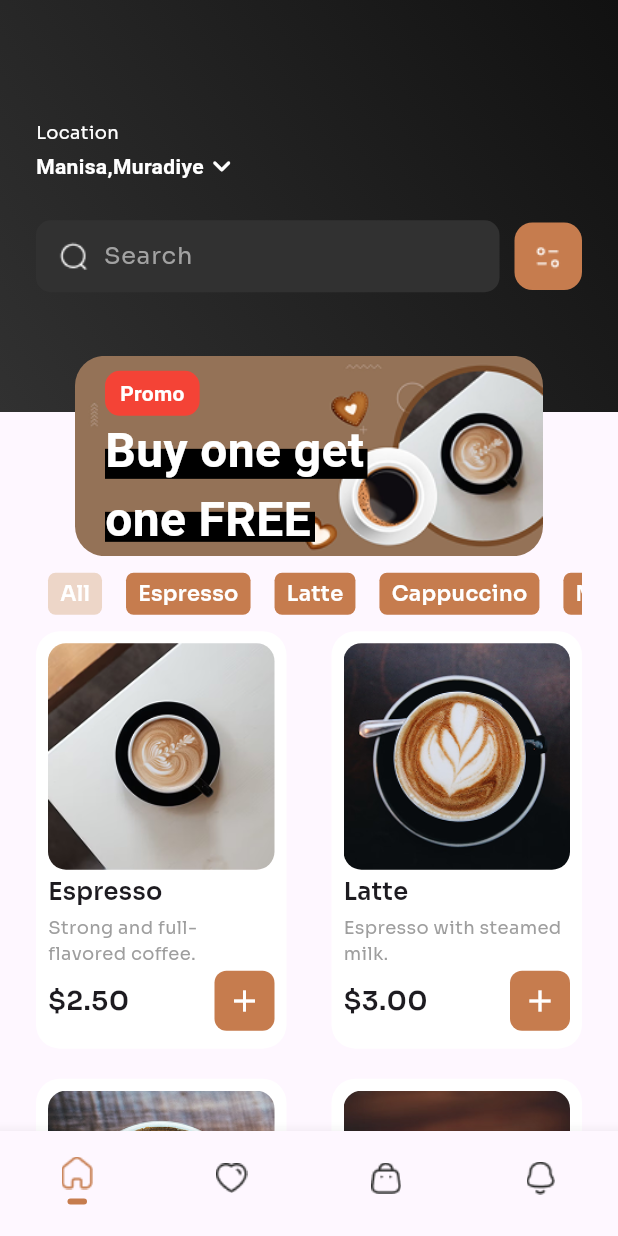
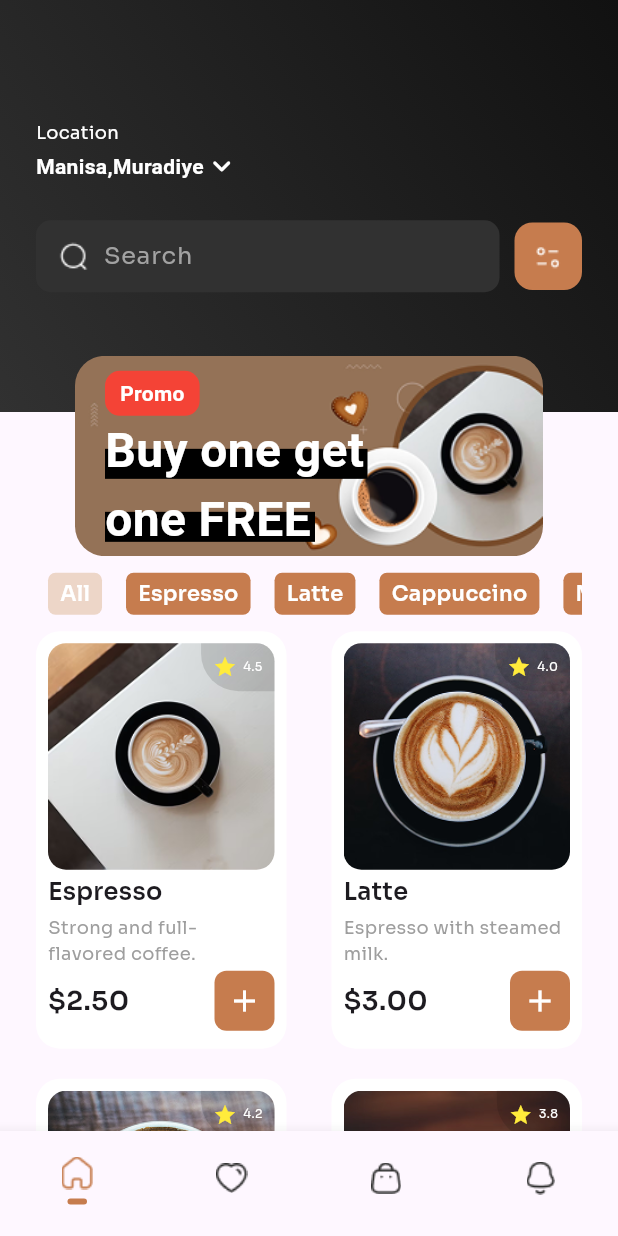
Before and after one commit to npcBerk/coffee_shop, a Flutter app: the screen it shows after launch, on a phone screen of 412 x 824 dp. Run offline on Flutter 3.47's test engine with Material 3 defaults, Android fonts, the phone set to English and light mode, and no system bars; our stand-ins replace flutter_riverpod, freezed_annotation, google_fonts, hexcolor.

Commit message:
Closes #5. Created CategoryModel. Create coffee item rating variable.

```diff
--- /dev/null
+++ b/lib/data/models/category_model.dart
@@ -0,0 +1,12 @@
+import 'package:freezed_annotation/freezed_annotation.dart';
+
+part 'category_model.freezed.dart';
+part 'category_model.g.dart';
+
+@freezed
+class CategoryModel with _$CategoryModel {
+  const factory CategoryModel({int? id, String? title}) = _CategoryModel;
+
+  factory CategoryModel.fromJson(Map<String, dynamic> json) =>
+      _$CategoryModelFromJson(json);
+}
--- a/lib/data/models/coffee_model.dart
+++ b/lib/data/models/coffee_model.dart
@@ -1,3 +1,4 @@
+import 'package:coffee_shop/data/models/category_model.dart';
 import 'package:freezed_annotation/freezed_annotation.dart';
 
 part 'coffee_model.freezed.dart';
@@ -11,8 +12,9 @@ class CoffeeModel with _$CoffeeModel {
     int? id,
     String? title,
     String? description,
-    String? category,
+    CategoryModel? category,
     double? price,
+    double? rating,
     String? imageUrl,
   }) = _CoffeeModel;
 
--- a/lib/data/seeds/test_seed.dart
+++ b/lib/data/seeds/test_seed.dart
@@ -1,3 +1,4 @@
+import 'package:coffee_shop/data/models/category_model.dart';
 import 'package:coffee_shop/data/models/coffee_model.dart';
 
 class TestSeed {
@@ -7,81 +8,91 @@ class TestSeed {
         id: 1,
         title: 'Espresso',
         description: 'Strong and full-flavored coffee.',
-        category: 'Espresso',
+        category: CategoryModel(id: 1, title: 'Espresso'),
         price: 2.5,
         imageUrl: 'lib/core/assets/images/img_coffee_1.png',
+        rating: 4.5,
       ),
       CoffeeModel(
         id: 2,
         title: 'Latte',
         description: 'Espresso with steamed milk.',
-        category: 'Latte',
+        category: CategoryModel(id: 2, title: 'Latte'),
         price: 3.0,
         imageUrl: 'lib/core/assets/images/img_coffee_2.png',
+        rating: 4.0,
       ),
       CoffeeModel(
         id: 3,
         title: 'Cappuccino',
         description: 'Espresso with milk foam.',
-        category: 'Cappuccino',
+        category: CategoryModel(id: 3, title: 'Cappuccino'),
         price: 3.5,
         imageUrl: 'lib/core/assets/images/img_coffee_3.png',
+        rating: 4.2,
       ),
       CoffeeModel(
         id: 4,
         title: 'Americano',
         description: 'Espresso with hot water.',
-        category: 'Mocha',
+        category: CategoryModel(id: 4, title: 'Mocha'),
         price: 2.0,
         imageUrl: 'lib/core/assets/images/img_coffee_4.png',
+        rating: 3.8,
       ),
       CoffeeModel(
         id: 5,
         title: 'Mocha',
         description: 'Chocolate-flavored latte.',
-        category: 'Espresso',
+        category: CategoryModel(id: 5, title: 'Espresso'),
         price: 3.5,
         imageUrl: 'lib/core/assets/images/img_coffee_5.png',
+        rating: 4.3,
       ),
       CoffeeModel(
         id: 6,
         title: 'Macchiato',
         description: 'Espresso with foamed milk.',
-        category: 'Espresso',
+        category: CategoryModel(id: 6, title: 'Espresso'),
         price: 3.0,
         imageUrl: 'lib/core/assets/images/img_coffee_1.png',
+        rating: 4.1,
       ),
       CoffeeModel(
         id: 7,
         title: 'Flat White',
         description: 'Espresso with microfoam.',
-        category: 'Espresso',
+        category: CategoryModel(id: 7, title: 'Espresso'),
         price: 3.0,
         imageUrl: 'lib/core/assets/images/img_coffee_2.png',
+        rating: 4.0,
       ),
       CoffeeModel(
         id: 8,
         title: 'Affogato',
         description: 'Espresso over ice cream.',
-        category: 'Espresso',
+        category: CategoryModel(id: 8, title: 'Espresso'),
         price: 4.0,
         imageUrl: 'lib/core/assets/images/img_coffee_3.png',
+        rating: 4.7,
       ),
       CoffeeModel(
         id: 9,
         title: 'Irish Coffee',
         description: 'Coffee with whiskey and cream.',
-        category: 'Specialty',
+        category: CategoryModel(id: 9, title: 'Specialty'),
         price: 5.0,
         imageUrl: 'lib/core/assets/images/img_coffee_4.png',
+        rating: 4.6,
       ),
       CoffeeModel(
         id: 10,
         title: 'Turkish Coffee',
         description: 'Finely ground coffee.',
-        category: 'Traditional',
+        category: CategoryModel(id: 10, title: 'Traditional'),
         price: 2.5,
         imageUrl: 'lib/core/assets/images/img_coffee_5.png',
+        rating: 4.4,
       ),
     ];
   }
--- a/lib/presentation/screens/home_screen.dart
+++ b/lib/presentation/screens/home_screen.dart
@@ -62,7 +62,8 @@ class HomeScreen extends StatelessWidget {
                               coffees
                                   .where(
                                     (element) =>
-                                        element.category == selectedCategory ||
+                                        element.category?.title ==
+                                            selectedCategory ||
                                         selectedCategory == "All",
                                   )
                                   .toList();
@@ -129,7 +130,10 @@ class BottomNavigationBarWidget extends ConsumerWidget {
         _navItem("lib/core/assets/icons/ico_home.png", selectedIndex == 0),
         _navItem("lib/core/assets/icons/ico_favorites.png", selectedIndex == 1),
         _navItem("lib/core/assets/icons/ico_bag.png", selectedIndex == 2),
-        _navItem("lib/core/assets/icons/ico_notification.png", selectedIndex == 3),
+        _navItem(
+          "lib/core/assets/icons/ico_notification.png",
+          selectedIndex == 3,
+        ),
       ],
     );
   }
--- a/lib/presentation/widgets/coffee_item.dart
+++ b/lib/presentation/widgets/coffee_item.dart
@@ -20,9 +20,40 @@ class CoffeeItem extends StatelessWidget {
           mainAxisAlignment: MainAxisAlignment.spaceBetween,
           crossAxisAlignment: CrossAxisAlignment.start,
           children: [
-            ClipRRect(
-              borderRadius: BorderRadius.circular(12),
-              child: Image.asset(coffee.imageUrl ?? '', fit: BoxFit.cover),
+            Stack(
+              children: [
+                ClipRRect(
+                  borderRadius: BorderRadius.circular(12),
+                  child: Image.asset(coffee.imageUrl ?? '', fit: BoxFit.cover),
+                ),
+                Positioned(
+                  top: 0,
+                  right: 0,
+                  child: Container(
+                    padding: const EdgeInsets.all(8),
+                    decoration: BoxDecoration(
+                      color: Colors.black12,
+                      borderRadius: BorderRadius.only(
+                        bottomLeft: Radius.circular(25),
+                        topRight: Radius.circular(12),
+                      ),
+                    ),
+                    child: Row(
+                      children: [
+                        Icon(Icons.star, color: Colors.yellow, size: 16),
+                        SizedBox(width: 4),
+                        Text(
+                          coffee.rating?.toStringAsFixed(1) ?? '0.0',
+                          style: GoogleFonts.sora(
+                            fontSize: 8,
+                            color: Colors.white,
+                          ),
+                        ),
+                      ],
+                    ),
+                  ),
+                ),
+              ],
             ),
             Text(
               coffee.title ?? '',
@@ -31,7 +62,6 @@ class CoffeeItem extends StatelessWidget {
                 fontWeight: FontWeight.w600,
               ),
             ),
-            //TODO: Description kısmında uzun bir description girili ise taşma oluyor, ya max length verilecek ya da esnek yapılacak. Fikrimce max lenght iyi gibi.
             Text(
               coffee.description ?? '',
               style: GoogleFonts.sora(fontSize: 12, color: Colors.grey),
@@ -64,83 +94,3 @@ class CoffeeItem extends StatelessWidget {
     );
   }
 }
-
-
-
-
-
-
-
-
-
-
-
-
-
-
-
-
-/* import 'package:coffee_shop/core/constants/colors.dart';
-import 'package:flutter/material.dart';
-import 'package:google_fonts/google_fonts.dart';
-
-class CofffeeItem extends StatelessWidget {
-  const CofffeeItem({
-    super.key,
-    required this.coffeeTypes,
-    required this.index,
-  });
-
-  final List<String> coffeeTypes; //kalkacak
-  final int index;
-
-  @override
-  Widget build(BuildContext context) {
-    return Column(
-      children: [
-        ClipRRect(
-          borderRadius: BorderRadius.circular(20),
-          child: Image.asset(
-            "lib/core/assets/images/img_coffee_${index + 1}.png",
-            fit: BoxFit.cover,
-          ),
-        ),
-        Column(
-          crossAxisAlignment: CrossAxisAlignment.start,
-          children: [
-            Column(
-              children: [
-                Text(coffeeTypes[index], style: GoogleFonts.sora(fontSize: 14)),
-                Text("Description"),
-              ],
-            ),
-            SizedBox(height: 10),
-            Row(
-              mainAxisAlignment: MainAxisAlignment.spaceBetween,
-              children: [
-                Text(
-                  "\$4.99",
-                  style: GoogleFonts.sora(
-                    fontSize: 18,
-                    fontWeight: FontWeight.w600,
-                  ),
-                ),
-                Container(
-                  decoration: BoxDecoration(
-                    borderRadius: BorderRadius.circular(8),
-                    color: AppColors.color1,
-                  ),
-                  child: Padding(
-                    padding: const EdgeInsets.all(8.0),
-                    child: Icon(Icons.add, color: Colors.white),
-                  ),
-                ),
-              ],
-            ),
-          ],
-        ),
-      ],
-    );
-  }
-}
- */
```
Also changed, not shown: lib/data/models/category.dart (deleted), lib/data/models/category_model.freezed.dart (added), lib/data/models/category_model.g.dart (added), lib/data/models/coffee_model.freezed.dart, lib/data/models/coffee_model.g.dart.
